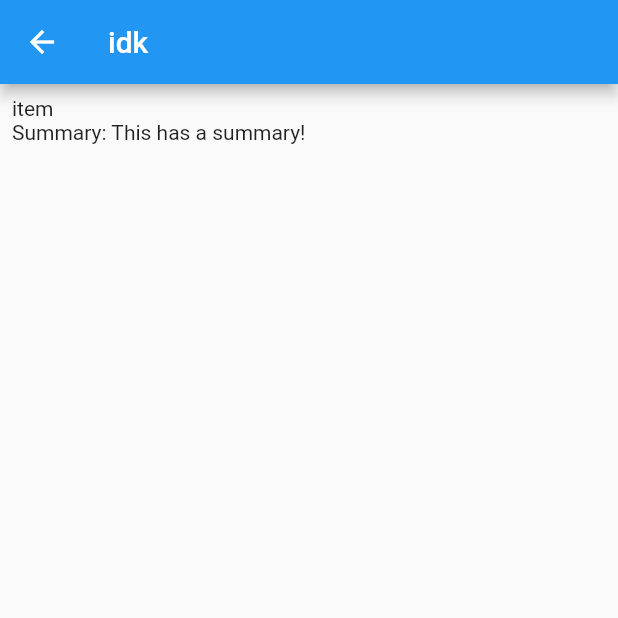
After one commit to pradyungn/Kami, a Flutter app: the screen it shows after launch, after a tap on "idk", on a phone screen of 412 x 824 dp, the top half of it. The commit adds this screen. Run offline on Flutter 3.47's test engine with Material 2 defaults, Android fonts, the phone set to English and light mode, and no system bars; missing offline and left inert: multi_image_picker.

Commit message:
Add item detail view

```diff
--- a/flutter/lib/main.dart
+++ b/flutter/lib/main.dart
@@ -1,5 +1,6 @@
 import 'package:Kami/src/home.dart';
 import 'package:Kami/src/input.dart';
+import 'package:Kami/src/item_detail.dart';
 import 'package:Kami/src/photo.dart';
 import 'package:flutter/material.dart';
 
@@ -21,6 +22,7 @@ class MyApp extends StatelessWidget {
       routes: {
         '/photo': (_) => PhotoView(),
         '/input': (_) => InputView(),
+        '/itemDetail': (_) => ItemDetailView(),
       },
     );
   }
--- a/flutter/lib/src/home.dart
+++ b/flutter/lib/src/home.dart
@@ -44,7 +44,13 @@ class HomeState extends State<Home> {
         itemBuilder: (context, i) {
           if (i >= items.length) return null;
           final item = items[i];
-          return ItemView(item);
+          return InkWell(
+            child: ItemView(item),
+            onTap: () {
+              print('pressed ${item.title}');
+              Navigator.pushNamed(context, '/itemDetail', arguments: item);
+            },
+          );
         },
       ),
     );
--- /dev/null
+++ b/flutter/lib/src/item_detail.dart
@@ -0,0 +1,32 @@
+import 'package:Kami/src/home.dart';
+import 'package:flutter/material.dart';
+
+class ItemDetailView extends StatelessWidget {
+  @override
+  Widget build(BuildContext context) {
+    final Item item = ModalRoute.of(context).settings.arguments;
+    return Scaffold(
+      appBar: AppBar(
+        title: Text(item.title),
+      ),
+      body: Padding(
+        padding: const EdgeInsets.all(8.0),
+        child: Column(
+          crossAxisAlignment: CrossAxisAlignment.start,
+          children: [
+            SelectableText(item.text),
+            if (item.summary != null)
+              SelectableText('Summary: ${item.summary}')
+            else
+              Center(
+                child: RaisedButton(
+                  child: const Text('Summarize'),
+                  onPressed: () => print('create summary'),
+                ),
+              ),
+          ],
+        ),
+      ),
+    );
+  }
+}
```
